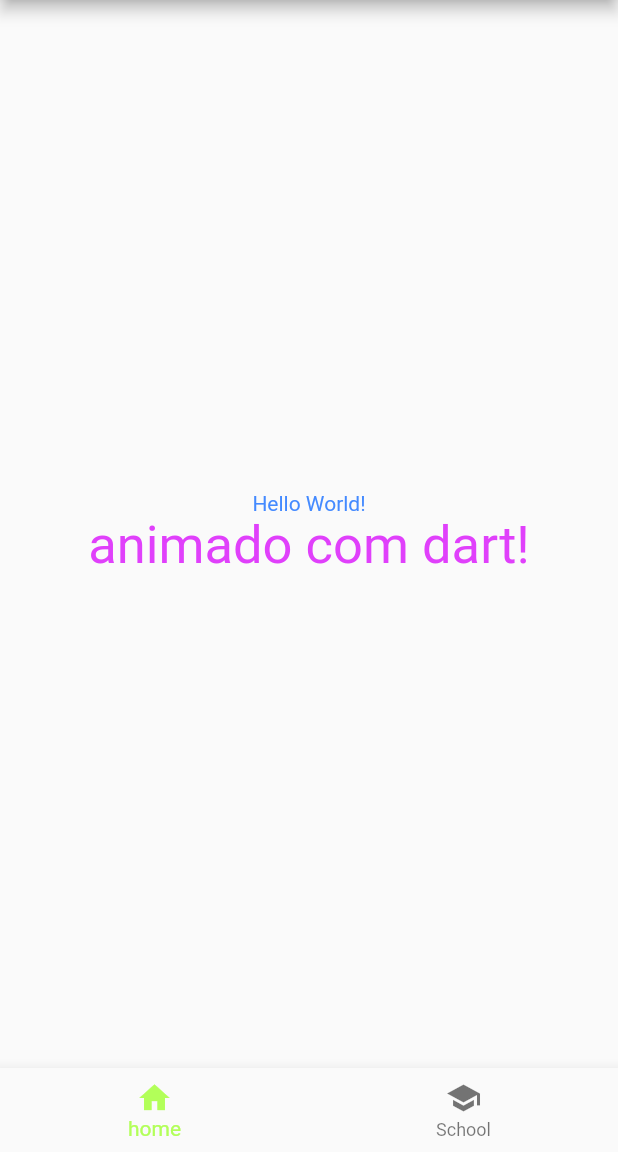
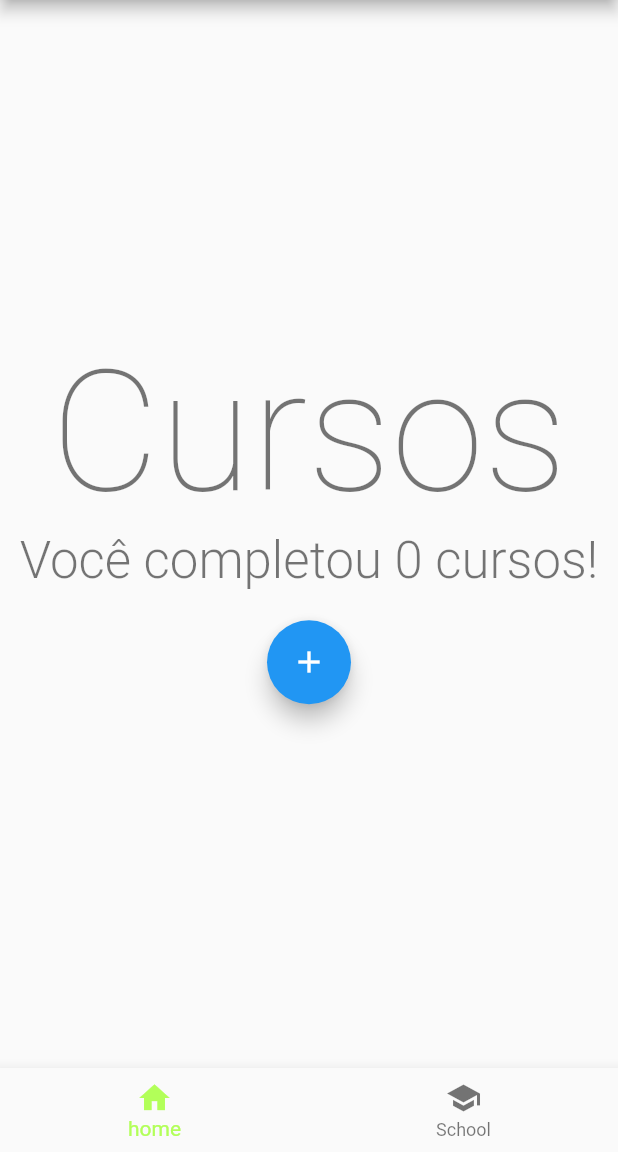
Before and after one commit to Railton98/flutter_iniciante, a Flutter app: the screen it shows after launch, on a phone screen of 412 x 824 dp, the part 84-1236 px from its top. Run offline on Flutter 3.47's test engine with Material 2 defaults, Android fonts, the phone set to English and light mode, and no system bars.

Commit message:
creating courses counter

```diff
--- a/lib/pages/homePage.dart
+++ b/lib/pages/homePage.dart
@@ -6,24 +6,36 @@ class HomePage extends StatefulWidget {
 }
 
 class _HomePageState extends State<HomePage> {
+  int _cursos = 0;
+
   @override
   Widget build(BuildContext context) {
     return Column(
       mainAxisAlignment: MainAxisAlignment.center,
       children: <Widget>[
         Text(
-          "Hello World!",
+          "Cursos",
           textAlign: TextAlign.center,
-          style: TextStyle(
-              color: Colors.blueAccent, decoration: TextDecoration.none),
+          style: Theme.of(context).textTheme.display4,
         ),
         Text(
-          "animado com dart!",
+          "Você completou $_cursos cursos!",
           textAlign: TextAlign.center,
-          style: TextStyle(
-              color: Colors.purpleAccent,
-              fontSize: 35,
-              decoration: TextDecoration.none),
+          style: Theme.of(context)
+              .textTheme
+              .display1
+              .copyWith(fontWeight: FontWeight.w300),
+        ),
+        Padding(
+          padding: EdgeInsets.all(20),
+          child: FloatingActionButton(
+            onPressed: () {
+              setState(() {
+                _cursos++;
+              });
+            },
+            child: Icon(Icons.add),
+          ),
         ),
       ],
     );
```
